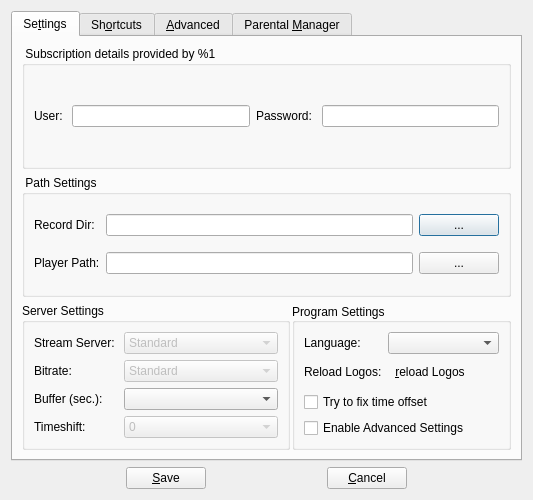
This is branches/sunduk.tv/forms/csettingsdlg.ui in code-google-com/vlc-record as Qt 5 draws it before an edit. The edited form follows.
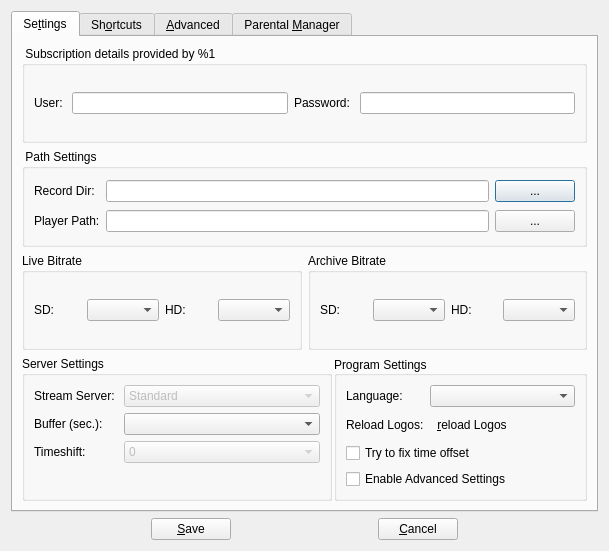
This is the edited form. The open tabs and pages were chosen to show the change. Icons and pictures are not drawn. Custom widgets are drawn as their Qt base class.

Commit message: - bitrate stuff adapted

```diff
--- a/branches/sunduk.tv/forms/csettingsdlg.ui
+++ b/branches/sunduk.tv/forms/csettingsdlg.ui
@@ -6,8 +6,8 @@
    <rect>
     <x>0</x>
     <y>0</y>
-    <width>533</width>
-    <height>484</height>
+    <width>609</width>
+    <height>551</height>
    </rect>
   </property>
   <property name="windowTitle">
@@ -125,6 +125,84 @@
          </layout>
         </widget>
        </item>
+       <item>
+        <layout class="QHBoxLayout" name="horizontalLayout_3">
+         <item>
+          <widget class="QGroupBox" name="groupBRLive">
+           <property name="title">
+            <string>Live Bitrate</string>
+           </property>
+           <layout class="QHBoxLayout" name="horizontalLayout_11">
+            <item>
+             <widget class="QLabel" name="label_24">
+              <property name="text">
+               <string>SD:</string>
+              </property>
+             </widget>
+            </item>
+            <item>
+             <widget class="QComboBox" name="cbxBitRateLiveSD">
+              <property name="enabled">
+               <bool>true</bool>
+              </property>
+             </widget>
+            </item>
+            <item>
+             <widget class="QLabel" name="label_26">
+              <property name="text">
+               <string>HD:</string>
+              </property>
+             </widget>
+            </item>
+            <item>
+             <widget class="QComboBox" name="cbxBitRateLiveHD">
+              <property name="enabled">
+               <bool>true</bool>
+              </property>
+             </widget>
+            </item>
+           </layout>
+          </widget>
+         </item>
+         <item>
+          <widget class="QGroupBox" name="groupBRArch">
+           <property name="title">
+            <string>Archive Bitrate</string>
+           </property>
+           <layout class="QHBoxLayout" name="horizontalLayout_12">
+            <item>
+             <widget class="QLabel" name="label_25">
+              <property name="text">
+               <string>SD:</string>
+              </property>
+             </widget>
+            </item>
+            <item>
+             <widget class="QComboBox" name="cbxBitRateArchSD">
+              <property name="enabled">
+               <bool>true</bool>
+              </property>
+             </widget>
+            </item>
+            <item>
+             <widget class="QLabel" name="label_27">
+              <property name="text">
+               <string>HD:</string>
+              </property>
+             </widget>
+            </item>
+            <item>
+             <widget class="QComboBox" name="cbxBitRateArchHD">
+              <property name="enabled">
+               <bool>true</bool>
+              </property>
+             </widget>
+            </item>
+           </layout>
+          </widget>
+         </item>
+        </layout>
+       </item>
        <item>
         <layout class="QHBoxLayout" name="horizontalLayout_2" stretch="55,45">
          <property name="spacing">
@@ -136,6 +214,9 @@
             <string>Server Settings</string>
            </property>
            <layout class="QFormLayout" name="formLayout_3">
+            <property name="fieldGrowthPolicy">
+             <enum>QFormLayout::AllNonFixedFieldsGrow</enum>
+            </property>
             <item row="0" column="0">
              <widget class="QLabel" name="labStreamServer">
               <property name="text">
@@ -156,42 +237,23 @@
              </widget>
             </item>
             <item row="1" column="0">
-             <widget class="QLabel" name="labBitRate">
-              <property name="text">
-               <string>Bitrate:</string>
-              </property>
-             </widget>
-            </item>
-            <item row="1" column="1">
-             <widget class="QComboBox" name="cbxBitRate">
-              <property name="enabled">
-               <bool>false</bool>
-              </property>
-              <item>
-               <property name="text">
-                <string>Standard</string>
-               </property>
-              </item>
-             </widget>
-            </item>
-            <item row="2" column="0">
              <widget class="QLabel" name="labBuffer">
               <property name="text">
                <string>Buffer (sec.):</string>
               </property>
              </widget>
             </item>
-            <item row="2" column="1">
+            <item row="1" column="1">
              <widget class="QComboBox" name="cbxBufferSeconds"/>
             </item>
-            <item row="3" column="0">
+            <item row="2" column="0">
              <widget class="QLabel" name="label_16">
               <property name="text">
                <string>Timeshift: </string>
               </property>
              </widget>
             </item>
-            <item row="3" column="1">
+            <item row="2" column="1">
              <widget class="QComboBox" name="cbxTimeShift">
               <property name="enabled">
                <bool>false</bool>
```
Left out of the diff: 9 changed lines with no effect on the pictures. The commit also changes 13 other files.
